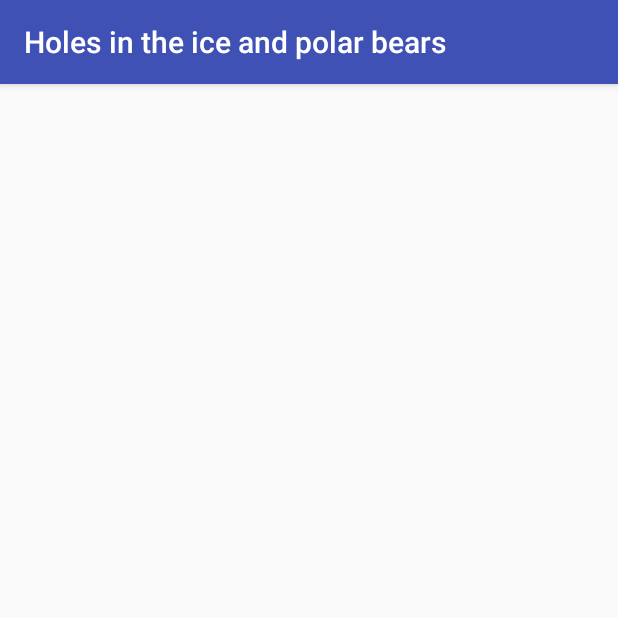
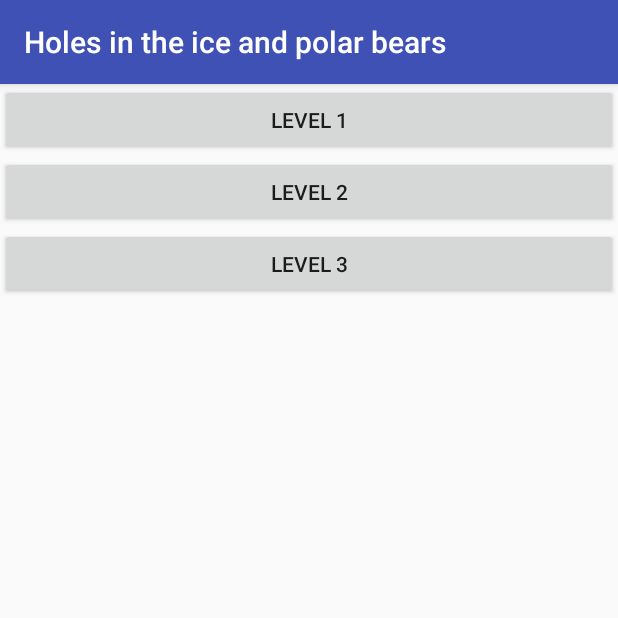
Before and after one commit to kelvincornelissens/WakkenEnIJsberenKTJ, an Android app: the LevelSelect screen opened directly, with no data from a screen before it, on a phone screen of 412 x 824 dp, the top half of it. Run offline under Robolectric (Android 15) with nearby library versions, the phone set to English and light mode, and no system bars.

Commit message:
Naam van level veranderd

```diff
--- a/WakkenEnIJsberenKTJ/app/src/main/java/GameClasses/Level.java
+++ b/WakkenEnIJsberenKTJ/app/src/main/java/GameClasses/Level.java
@@ -1,10 +1,12 @@
 package GameClasses;
+
+import java.io.Serializable;
 
 /**
  * Created by Kelvin on 21-11-2016.
  */
 
-public class Level {
+public class Level implements Serializable{
 
     int pogingenVoorHint;
     boolean pinguins;
--- a/WakkenEnIJsberenKTJ/app/src/main/java/com/kelvin/wakkenenijsberenktj/LevelSelect.java
+++ b/WakkenEnIJsberenKTJ/app/src/main/java/com/kelvin/wakkenenijsberenktj/LevelSelect.java
@@ -1,13 +1,36 @@
 package com.kelvin.wakkenenijsberenktj;
 
+import android.content.Intent;
+import android.os.Bundle;
 import android.support.v7.app.AppCompatActivity;
-import android.os.Bundle;
+import android.view.View;
+import android.widget.Button;
+
+import GameClasses.Level;
 
 public class LevelSelect extends AppCompatActivity {
+
+    Button buttonLevel1, buttonLevel2, buttonLevel3;
 
     @Override
     protected void onCreate(Bundle savedInstanceState) {
         super.onCreate(savedInstanceState);
         setContentView(R.layout.activity_level_select);
+
+        buttonLevel1 = (Button) findViewById(R.id.buttonLevel1);
+        buttonLevel2 = (Button) findViewById(R.id.buttonLevel2);
+        buttonLevel3 = (Button) findViewById(R.id.buttonLevel3);
+
+        buttonLevel1.setOnClickListener(new View.OnClickListener() {
+            @Override
+            public void onClick(View v) {
+                Intent intent = new Intent(getApplicationContext(),LevelActivity.class);
+
+                Level level = new Level(4,true,180,3);
+
+                intent.putExtra("level",level);
+                startActivity(intent);
+            }
+        });
     }
 }
--- a/WakkenEnIJsberenKTJ/app/src/main/res/layout/activity_level.xml
+++ b/WakkenEnIJsberenKTJ/app/src/main/res/layout/activity_level.xml
@@ -20,7 +20,7 @@
 
     <FrameLayout
         android:layout_width="match_parent"
-
+        android:id="@+id/topPanelLevel"
         android:layout_height="0dp"
         android:layout_weight="0.4"
         android:layout_gravity="center_horizontal"></FrameLayout>
--- a/WakkenEnIJsberenKTJ/app/src/main/res/layout/activity_level_select.xml
+++ b/WakkenEnIJsberenKTJ/app/src/main/res/layout/activity_level_select.xml
@@ -1,13 +1,27 @@
 <?xml version="1.0" encoding="utf-8"?>
-<RelativeLayout xmlns:android="http://schemas.android.com/apk/res/android"
+<LinearLayout xmlns:android="http://schemas.android.com/apk/res/android"
     xmlns:tools="http://schemas.android.com/tools"
     android:id="@+id/activity_level_select"
     android:layout_width="match_parent"
     android:layout_height="match_parent"
-    android:paddingBottom="@dimen/activity_vertical_margin"
-    android:paddingLeft="@dimen/activity_horizontal_margin"
-    android:paddingRight="@dimen/activity_horizontal_margin"
-    android:paddingTop="@dimen/activity_vertical_margin"
+    android:orientation="vertical"
     tools:context="com.kelvin.wakkenenijsberenktj.LevelSelect">
 
-</RelativeLayout>
+    <Button
+        android:text="Level 1"
+        android:layout_width="match_parent"
+        android:layout_height="wrap_content"
+        android:id="@+id/buttonLevel1" />
+
+    <Button
+        android:text="Level 2"
+        android:layout_width="match_parent"
+        android:layout_height="wrap_content"
+        android:id="@+id/buttonLevel2" />
+
+    <Button
+        android:text="Level 3"
+        android:layout_width="match_parent"
+        android:layout_height="wrap_content"
+        android:id="@+id/buttonLevel3" />
+</LinearLayout>
```
Also changed, not shown: WakkenEnIJsberenKTJ/app/src/main/java/com/kelvin/wakkenenijsberenktj/Level.java (deleted, +0 -13 lines), WakkenEnIJsberenKTJ/app/src/main/java/com/kelvin/wakkenenijsberenktj/LevelActivity.java (added, +25 -0 lines), 1 other file.
